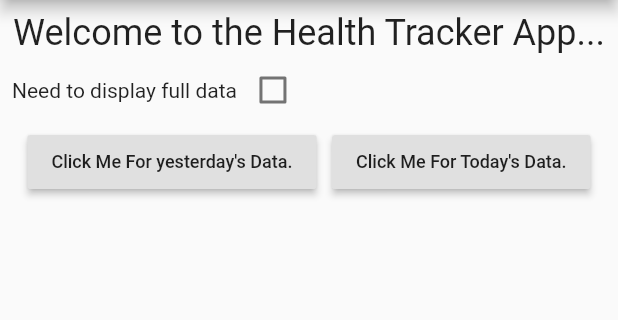
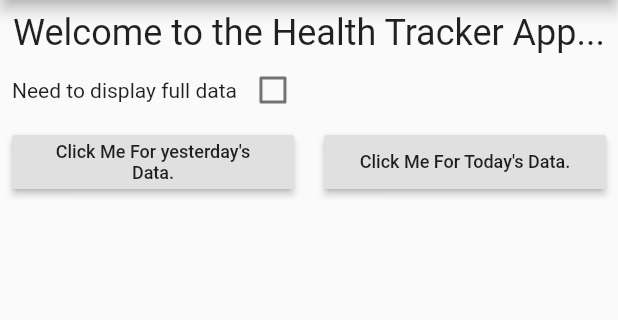
Before and after one commit to Harshdeep4295/HealthCheckup, a Flutter app: the screen it shows after launch, on a phone screen of 412 x 824 dp, the part 84-404 px from its top. Run offline on Flutter 3.47's test engine with Material 2 defaults, Android fonts, the phone set to English and light mode, and no system bars; missing offline and left inert: fit_kit.

Commit message:
ui changes

```diff
--- a/lib/screens/home_page.dart
+++ b/lib/screens/home_page.dart
@@ -54,9 +54,9 @@ class _HomePageState extends State<HomePage> {
                       ],
                     ),
                     Row(
-                      mainAxisAlignment: MainAxisAlignment.spaceEvenly,
                       children: [
-                        RaisedButton(
+                        Expanded(
+                          child: RaisedButton(
                             onPressed: () async {
                               setState(() {
                                 _list.clear();
@@ -68,9 +68,15 @@ class _HomePageState extends State<HomePage> {
                             child: Text(
                               'Click Me For yesterday\'s Data.',
                               style: TextStyle(fontSize: 12),
+                              textAlign: TextAlign.center,
                             ),
                           ),
-                        RaisedButton(
+                        ),
+                        SizedBox(
+                          width: 20,
+                        ),
+                        Expanded(
+                          child: RaisedButton(
                             onPressed: () async {
                               setState(() {
                                 _list.clear();
@@ -82,6 +88,8 @@ class _HomePageState extends State<HomePage> {
                             child: Text(
                               'Click Me For Today\'s Data.',
                               style: TextStyle(fontSize: 12),
+                              textAlign: TextAlign.center,
+                            ),
                           ),
                         ),
                       ],
```
Lines whose indentation alone changed are shown as unchanged.
